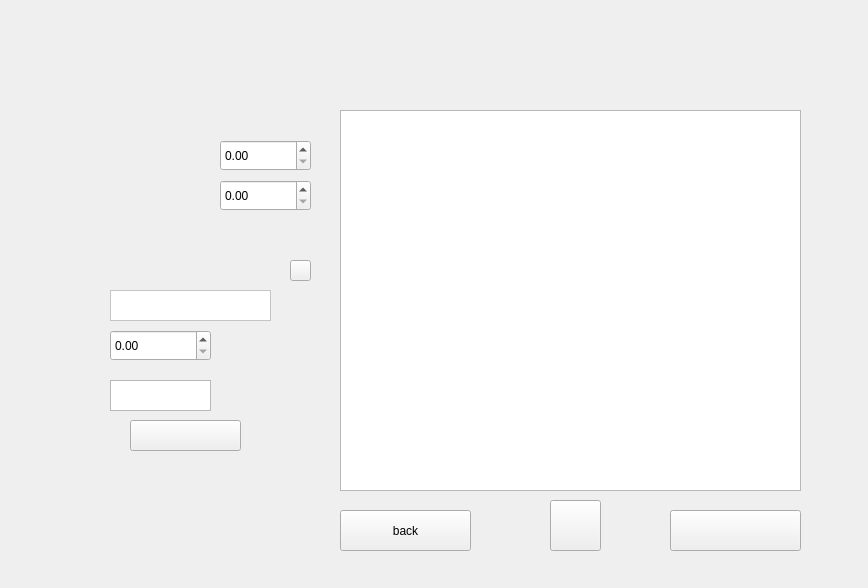
EnviableYapper0/FMachineSchedulerPL, file GUI/mainwindow.ui: the form before one commit.
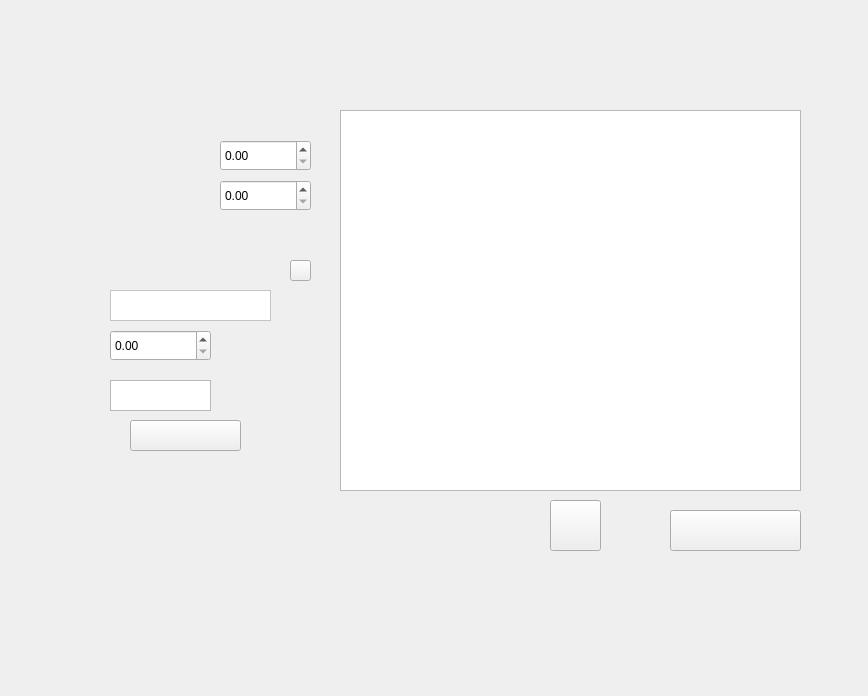
The form after the commit.

The edit to the form file:
```diff
--- a/GUI/mainwindow.ui
+++ b/GUI/mainwindow.ui
@@ -7,7 +7,7 @@
     <x>0</x>
     <y>0</y>
     <width>868</width>
-    <height>588</height>
+    <height>696</height>
    </rect>
   </property>
   <property name="windowTitle">
@@ -335,19 +335,6 @@
      </rect>
     </property>
    </widget>
-   <widget class="QPushButton" name="button_backCover">
-    <property name="geometry">
-     <rect>
-      <x>340</x>
-      <y>510</y>
-      <width>131</width>
-      <height>41</height>
-     </rect>
-    </property>
-    <property name="text">
-     <string>back</string>
-    </property>
-   </widget>
   </widget>
  </widget>
  <layoutdefault spacing="6" margin="11"/>
```
